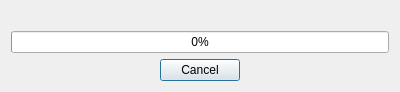
Old version of the form ProbeResolutionsDialog.ui in the repository FelixdelasPozas/pomodorotimelapse.
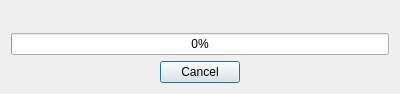
New version of the form. Icons and pictures are not drawn.

The edit to the form file:
```diff
--- a/ProbeResolutionsDialog.ui
+++ b/ProbeResolutionsDialog.ui
@@ -10,7 +10,7 @@
     <x>0</x>
     <y>0</y>
     <width>400</width>
-    <height>87</height>
+    <height>94</height>
    </rect>
   </property>
   <property name="sizePolicy">
@@ -19,6 +19,18 @@
     <verstretch>0</verstretch>
    </sizepolicy>
   </property>
+  <property name="minimumSize">
+   <size>
+    <width>400</width>
+    <height>94</height>
+   </size>
+  </property>
+  <property name="maximumSize">
+   <size>
+    <width>400</width>
+    <height>94</height>
+   </size>
+  </property>
   <property name="windowTitle">
    <string>Scanning Available Camera Resolutions</string>
   </property>
```
Left out of the diff: 10 changed lines with no effect on the pictures.
